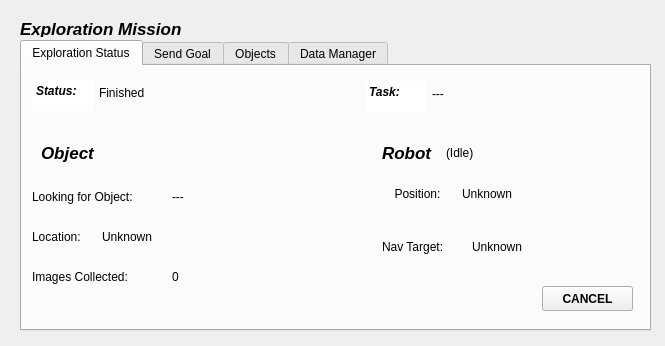
Before: the Qt Designer form exploration_gui/ui_files/exploration_gui.ui in ADVRHumanoids/robot_exploration, drawn with Qt 5.
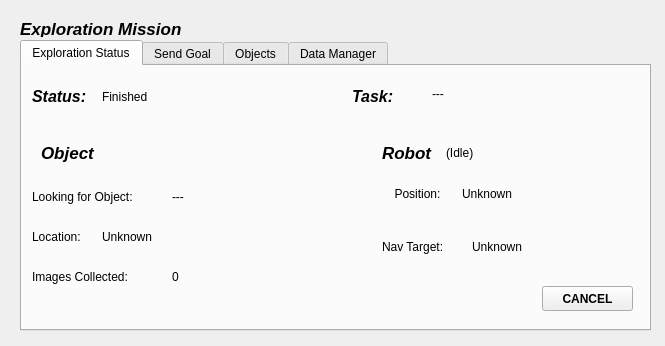
After: the same form once the commit is applied. Icons and pictures are not drawn.

Patch:
```diff
--- a/exploration_gui/ui_files/exploration_gui.ui
+++ b/exploration_gui/ui_files/exploration_gui.ui
@@ -39,38 +39,6 @@
      <attribute name="title">
       <string>Exploration Status</string>
      </attribute>
-     <widget class="QPlainTextEdit" name="plainTextEdit_7">
-      <property name="enabled">
-       <bool>true</bool>
-      </property>
-      <property name="geometry">
-       <rect>
-        <x>10</x>
-        <y>14</y>
-        <width>61</width>
-        <height>31</height>
-       </rect>
-      </property>
-      <property name="font">
-       <font>
-        <weight>75</weight>
-        <italic>true</italic>
-        <bold>true</bold>
-       </font>
-      </property>
-      <property name="frameShape">
-       <enum>QFrame::NoFrame</enum>
-      </property>
-      <property name="readOnly">
-       <bool>true</bool>
-      </property>
-      <property name="plainText">
-       <string>Status:</string>
-      </property>
-      <property name="backgroundVisible">
-       <bool>false</bool>
-      </property>
-     </widget>
      <widget class="QPushButton" name="cancel_expl_button">
       <property name="geometry">
        <rect>
@@ -278,8 +246,8 @@
      <widget class="QLabel" name="exploration_status">
       <property name="geometry">
        <rect>
-        <x>77</x>
-        <y>6</y>
+        <x>80</x>
+        <y>10</y>
         <width>141</width>
         <height>41</height>
        </rect>
@@ -323,38 +291,6 @@
        <bool>true</bool>
       </property>
      </widget>
-     <widget class="QPlainTextEdit" name="plainTextEdit_8">
-      <property name="enabled">
-       <bool>true</bool>
-      </property>
-      <property name="geometry">
-       <rect>
-        <x>343</x>
-        <y>15</y>
-        <width>61</width>
-        <height>31</height>
-       </rect>
-      </property>
-      <property name="font">
-       <font>
-        <weight>75</weight>
-        <italic>true</italic>
-        <bold>true</bold>
-       </font>
-      </property>
-      <property name="frameShape">
-       <enum>QFrame::NoFrame</enum>
-      </property>
-      <property name="readOnly">
-       <bool>true</bool>
-      </property>
-      <property name="plainText">
-       <string>Task:</string>
-      </property>
-      <property name="backgroundVisible">
-       <bool>false</bool>
-      </property>
-     </widget>
      <widget class="QLabel" name="label_15">
       <property name="geometry">
        <rect>
@@ -384,6 +320,48 @@
        <bool>true</bool>
       </property>
      </widget>
+     <widget class="QLabel" name="label_14">
+      <property name="geometry">
+       <rect>
+        <x>10</x>
+        <y>20</y>
+        <width>61</width>
+        <height>21</height>
+       </rect>
+      </property>
+      <property name="font">
+       <font>
+        <pointsize>12</pointsize>
+        <weight>75</weight>
+        <italic>true</italic>
+        <bold>true</bold>
+       </font>
+      </property>
+      <property name="text">
+       <string>Status:</string>
+      </property>
+     </widget>
+     <widget class="QLabel" name="label_16">
+      <property name="geometry">
+       <rect>
+        <x>330</x>
+        <y>20</y>
+        <width>61</width>
+        <height>21</height>
+       </rect>
+      </property>
+      <property name="font">
+       <font>
+        <pointsize>12</pointsize>
+        <weight>75</weight>
+        <italic>true</italic>
+        <bold>true</bold>
+       </font>
+      </property>
+      <property name="text">
+       <string>Task:</string>
+      </property>
+     </widget>
     </widget>
     <widget class="QWidget" name="goal_tab">
      <attribute name="title">
```
